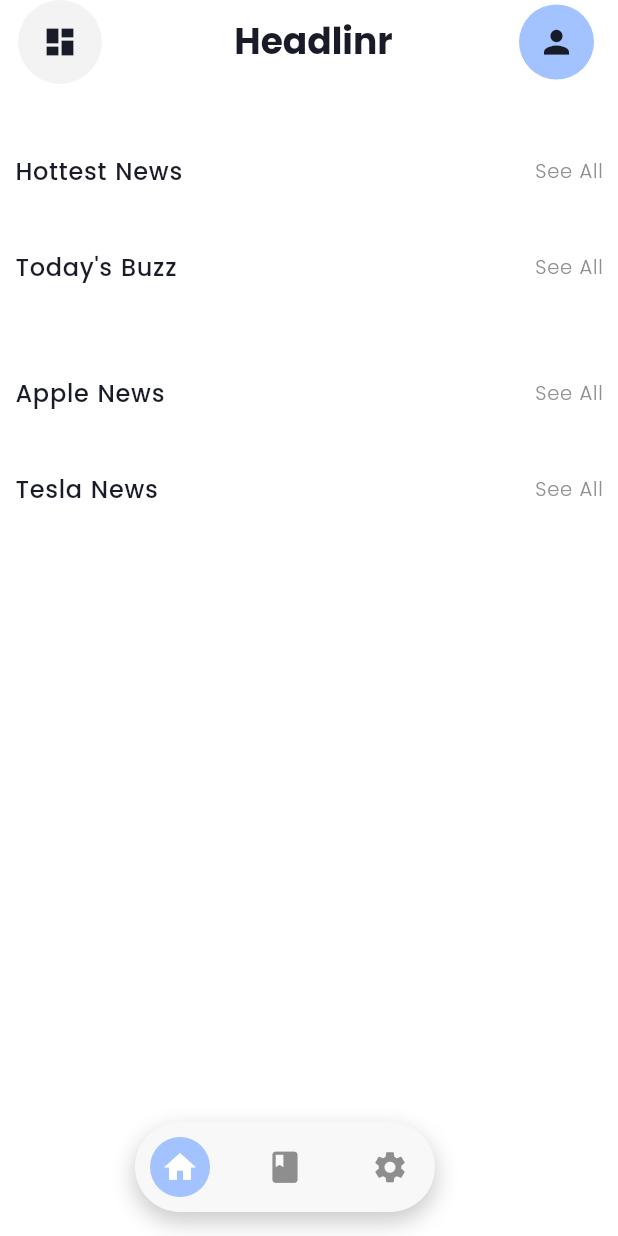
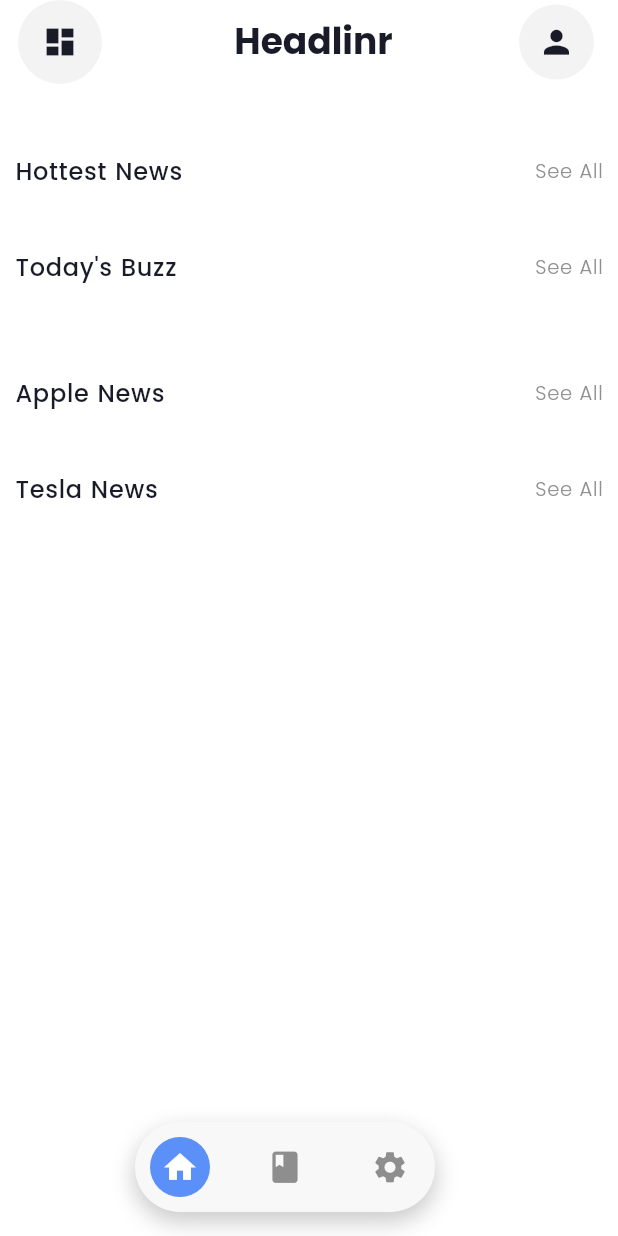
Before and after one commit to DevPatel1102/Headlinr, a Flutter app: the screen it shows after launch, on a phone screen of 412 x 824 dp. Run offline on Flutter 3.47's test engine with Material 3 defaults, Android fonts, the phone set to English and light mode, and no system bars; our stand-ins replace flutter_dotenv, flutter_tts, fluttertoast, get, get_storage, image_cropper and 3 more; network calls fail.

Commit message:
UI Changes done for better UI Experience

```diff
--- a/lib/Config/colors.dart
+++ b/lib/Config/colors.dart
@@ -4,7 +4,7 @@ import 'package:flutter/material.dart';
 const lightBgColor = Color(0xffFFFFFF);
 const lightFontColor = Color(0xff191B28);
 const lightDivColor = Color(0xfff3f3f3);
-const lightPrimaryColor = Color(0xffa2c3ff);
+const lightPrimaryColor = Color(0xff5a90f8);
 const lightLabelColor = Color(0xff8E8E8E);
 const lightBottomNavColor = Color(0xfff8f8f8);
 
--- a/lib/Pages/HomePage/widgets/news_tile.dart
+++ b/lib/Pages/HomePage/widgets/news_tile.dart
@@ -66,6 +66,7 @@ class NewsTile extends StatelessWidget {
                         child: Text(
                           author.isNotEmpty ? author[0] : 'U',
                           style: TextStyle(
+                              color: Colors.white,
                               fontSize: 15,
                               fontWeight: FontWeight.bold
                           ),
--- a/lib/Pages/HomePage/widgets/trending_card.dart
+++ b/lib/Pages/HomePage/widgets/trending_card.dart
@@ -77,8 +77,10 @@ class TrendingCard extends StatelessWidget {
                     child: Text(
                       author[0],
                       style: TextStyle(
+                          color: Colors.white,
                           fontSize: 15,
                           fontWeight: FontWeight.bold
+
                       ),
                     ),
                   ),
--- a/lib/Pages/NewsDetails/news_details.dart
+++ b/lib/Pages/NewsDetails/news_details.dart
@@ -81,6 +81,7 @@ class NewsDetailsPage extends StatelessWidget {
                             child: Text(
                               newsModel.author?[0] ?? "U",
                               style: const TextStyle(
+                                color: Colors.white,
                                 fontSize: 15,
                                 fontWeight: FontWeight.bold,
                               ),
--- a/lib/home_page_controller.dart
+++ b/lib/home_page_controller.dart
@@ -67,9 +67,7 @@ class _HomePageControllerState extends State<HomePageController> {
                             final imagePath = profileController.imagePath.value;
                             return CircleAvatar(
                               radius: 25,
-                              backgroundColor: Theme.of(
-                                context,
-                              ).colorScheme.primary,
+                              backgroundColor: Theme.of(context).colorScheme.primaryContainer,
                               backgroundImage: imagePath.isNotEmpty
                                   ? FileImage(File(imagePath))
                                   : null,
```
